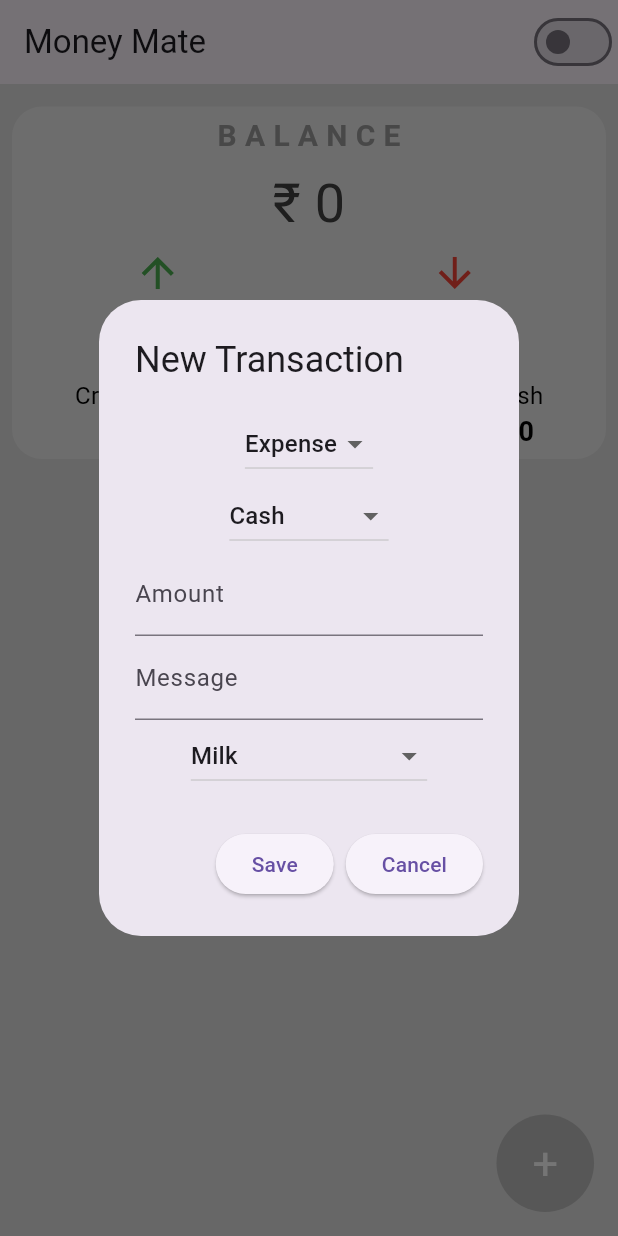
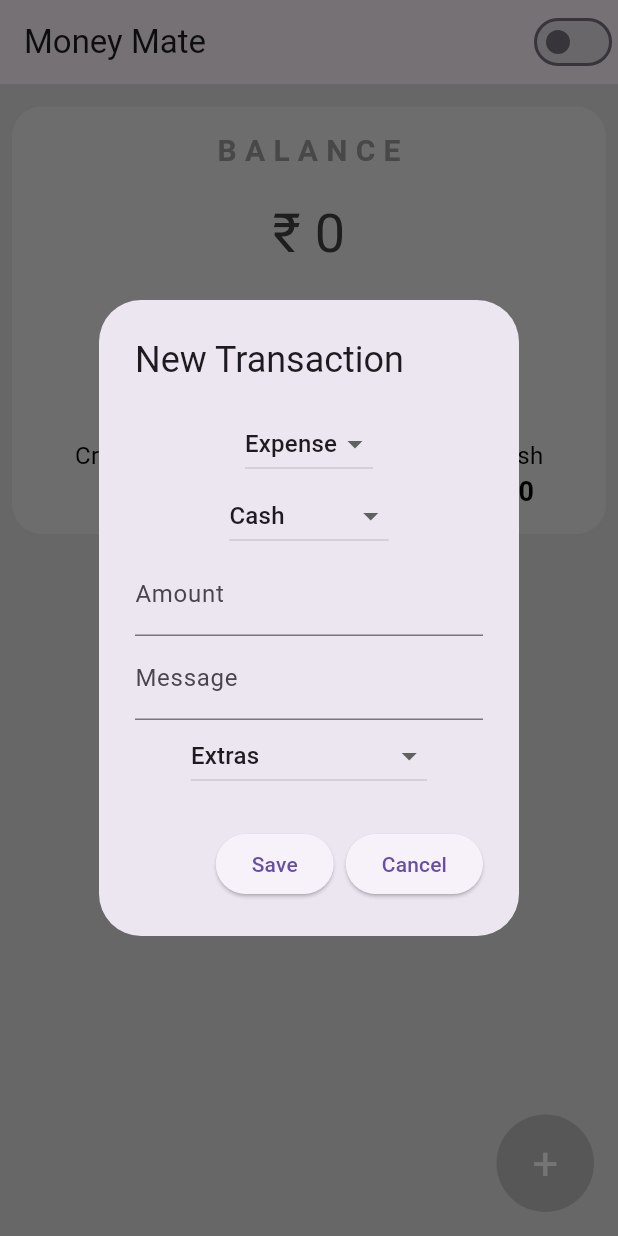
Before and after one commit to Kush-munot/Expense-Tracker-Flutter, a Flutter app: the screen it shows after launch, after a tap on an icon or button, on a phone screen of 412 x 824 dp. Run offline on Flutter 3.47's test engine with Material 3 defaults, Android fonts, the phone set to English and light mode, and no system bars; our stand-ins replace flutter_dotenv; network calls fail.

Commit message:
(Feature enhancements)

```diff
--- a/expense_tracker/lib/top_card.dart
+++ b/expense_tracker/lib/top_card.dart
@@ -1,5 +1,4 @@
 import 'package:flutter/material.dart';
-import 'package:flutter_local_notifications/flutter_local_notifications.dart';
 
 class TopCard extends StatelessWidget {
   final String balance;
--- a/expense_tracker/lib/transaction_dialog.dart
+++ b/expense_tracker/lib/transaction_dialog.dart
@@ -15,7 +15,7 @@
   String modeOfPayment = 'Cash';
   String amount = '';
   String message = '';
-  String category = 'Milk';
+  String category = 'Extras';
 
   @override
   Widget build(BuildContext context) {
@@ -71,15 +71,12 @@
               DropdownButton<String>(
                 value: category,
                 items: <String>[
-                  'Milk',
+                  'Food',
                   'Grocery',
                   'Vegetable & Fruits',
                   'Petrol',
-                  'Iron Clothes',
                   'Bills',
-                  'Snacks',
-                  'GM Bus Fare',
-                  'Monthly Budget',
+                  'Shopping',
                   'Extras',
                 ].map((String value) {
                   return DropdownMenuItem<String>(
```
Also changed, not shown: expense_tracker/lib/main.dart (+8 -10 lines).
